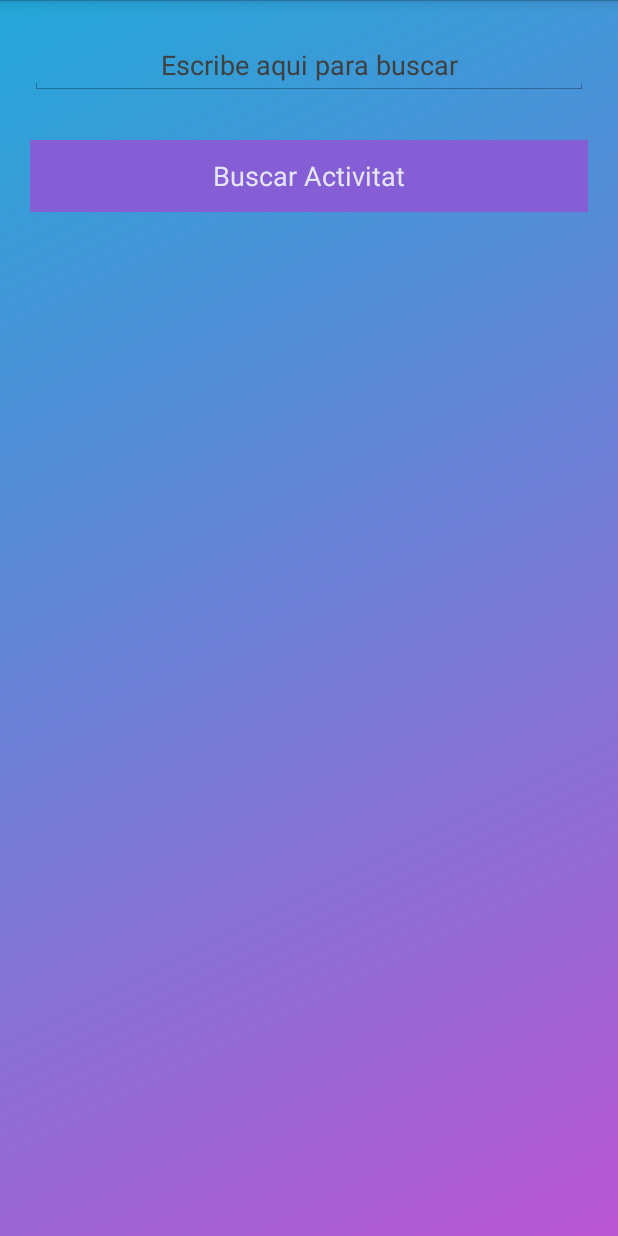
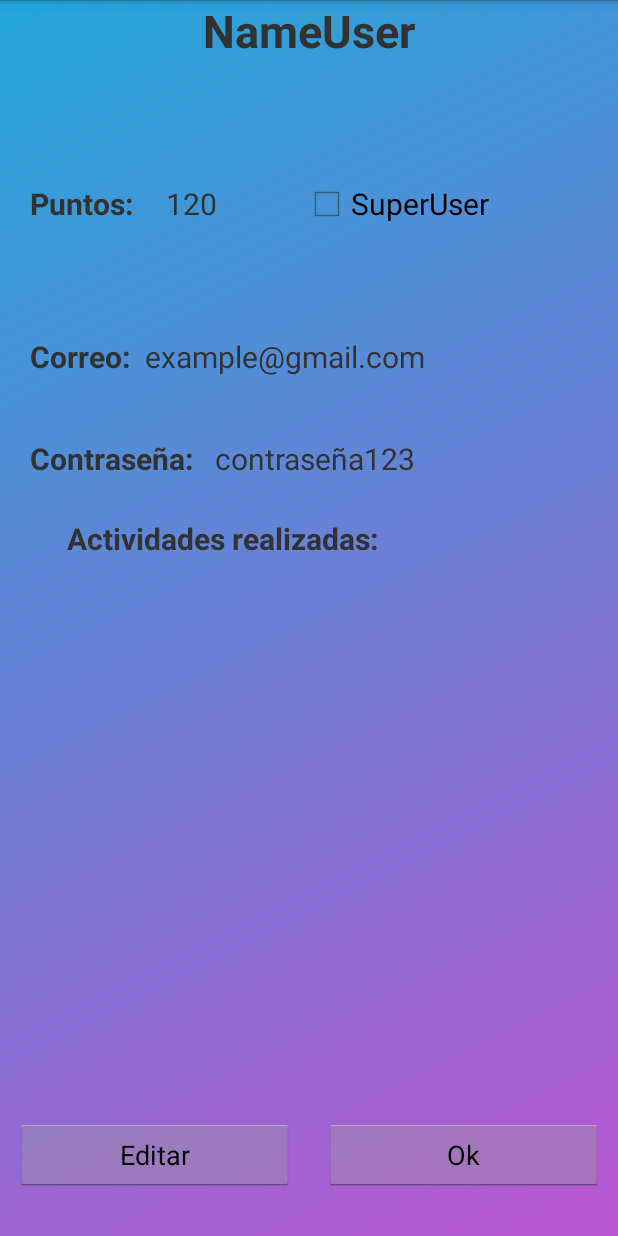
Before and after one commit to oloralibro/AndroidAPK, an Android app: the Perfil screen opened directly, with no data from a screen before it, on a phone screen of 412 x 824 dp. Run offline under Robolectric (Android 15) with nearby library versions, the light colour scheme and no system bars.

Commit message:
He afegit els canvis que ha fet el Jorge al perfil

```diff
--- a/app/src/main/java/com/paugonzalezmarti/www/oloralibro/MainActivity.java
+++ b/app/src/main/java/com/paugonzalezmarti/www/oloralibro/MainActivity.java
@@ -37,9 +37,7 @@ public class MainActivity extends Activity  {
         final EditText usuario = findViewById(R.id.etCorreo);
         final EditText contrasenya = findViewById(R.id.etPassword);
         Button logearse = (Button) findViewById(R.id.btnLoguear);
-
         //recuperem les dades de els usuaris per utilitzarlos despres
-        //todo hay que leer el los datos del fichero
         if (ActivityCompat.checkSelfPermission(this,Manifest.permission.WRITE_EXTERNAL_STORAGE)!= PackageManager.PERMISSION_GRANTED){
             ActivityCompat.requestPermissions(this,new String[]{Manifest.permission.WRITE_EXTERNAL_STORAGE}, REQUEST_ACCES_FINE);
         }
@@ -59,7 +57,7 @@ public class MainActivity extends Activity  {
                 boolean correcto = false;
                 boolean existe = false;
                 boolean noexiste = false;
-
+                int id = 0;
 
                     if ((user.isEmpty() && (pass.isEmpty()))){
                     Toast.makeText(MainActivity.this, "Siusplau introdueix un usuari i una contrasenya", LENGTH_SHORT).show();
@@ -71,14 +69,15 @@ public class MainActivity extends Activity  {
                 }else if (pass.isEmpty()){
                     Toast.makeText(MainActivity.this, "Siusplau introdueix una contrasenya", LENGTH_SHORT).show();
 
-                }else if((!pass.isEmpty())&&(!user.isEmpty())){
+                }else if((!pass.isEmpty())&&(!user.isEmpty())) {
+                        int i = 0;
                     for (Usuari item : usuaris) {
                         //mostrar que el usuari i o la contraseña es incorrecte
                         String iUsuari = item.getNomUsuari().toString();
                         String iContrasenya = item.getContrasenya().toString();
                         if ((user.equals(iUsuari)) && (pass.equals(iContrasenya))) {
                             correcto = true;
-
+                            id = i;
                         }
                         if(user.equals(iUsuari)&&(!pass.equals(iContrasenya))){
                             existe=true;
@@ -86,14 +85,17 @@ public class MainActivity extends Activity  {
                         if(!user.equals(iUsuari)&&(!pass.equals(iContrasenya))){
                             noexiste=true;
                         }
+                        i++;
                     }
 
-                    if (correcto==true){
+                    if (correcto==true) {
+                        Usuari usuari = usuaris[i];
                         Intent menu = new Intent(MainActivity.this, Menu.class);
+                        //menu.putExtra(usuari );
                         startActivity(menu);
-                    }else if(existe==true){
+                    }else if(existe==true) {
                         Toast.makeText(MainActivity.this, "La contraseña es incorrecte", LENGTH_SHORT).show();
-                    } else if(noexiste==true){
+                    } else if(noexiste==true) {
                         Toast.makeText(MainActivity.this, "El usuari no existex a la nostra base de dades", LENGTH_SHORT).show();
                     }
                 }
@@ -103,9 +105,9 @@ public class MainActivity extends Activity  {
     }
 
     @Override
-    public void onRequestPermissionsResult(int requestCode, @NonNull String[] permissions, @NonNull int[] grantResults){
+    public void onRequestPermissionsResult(int requestCode, @NonNull String[] permissions, @NonNull int[] grantResults) {
         super.onRequestPermissionsResult(requestCode,permissions, grantResults);
-        if (requestCode == REQUEST_ACCES_FINE ){
+        if (requestCode == REQUEST_ACCES_FINE ) {
             if (grantResults.length > 0 && grantResults[0] == PackageManager.PERMISSION_GRANTED){
                 Toast.makeText(this,"Permiso Concedido", Toast.LENGTH_SHORT).show();
             }else{
--- a/app/src/main/java/com/paugonzalezmarti/www/oloralibro/Perfil.java
+++ b/app/src/main/java/com/paugonzalezmarti/www/oloralibro/Perfil.java
@@ -2,11 +2,29 @@ package com.paugonzalezmarti.www.oloralibro;
 
 import android.app.Activity;
 import android.os.Bundle;
+import android.view.View;
+import android.widget.Button;
 
 public class Perfil extends Activity {
     @Override
     protected void onCreate(Bundle savedInstanceState) {
         super.onCreate(savedInstanceState);
-    setContentView(R.layout.buscador_activitats);                           //todo Aqui va el perfil
+        setContentView(R.layout.perfil);
+
+        Button buton_ok = (Button)findViewById(R.id.button_perfil_OK);
+        buton_ok.setOnClickListener(new View.OnClickListener()
+        {
+            @Override
+            public void onClick(View view)
+            {
+                try
+                {
+                    finish();
+                } catch (Throwable throwable)
+                {
+                    throwable.printStackTrace();
+                }
+            }
+        });
     }
 }
--- a/app/src/main/java/com/paugonzalezmarti/www/oloralibro/Usuari.java
+++ b/app/src/main/java/com/paugonzalezmarti/www/oloralibro/Usuari.java
@@ -87,6 +87,11 @@ public class Usuari {
     }
 
     @Override
+    protected Object clone() throws CloneNotSupportedException {
+        return super.clone();
+    }
+
+    @Override
     public String toString() {
         return "Usuari{" +
                 "id='" + id +
--- a/app/src/main/res/layout/perfil.xml
+++ b/app/src/main/res/layout/perfil.xml
@@ -1,7 +1,154 @@
-<RelativeLayout android:layout_height="match_parent"
+<LinearLayout
+    xmlns:android="http://schemas.android.com/apk/res/android"
     android:layout_width="match_parent"
-    android:orientation="vertical"
+    android:layout_height="match_parent"
     android:background="@drawable/grd_bg"
-    xmlns:android="http://schemas.android.com/apk/res/android">
+    android:orientation="vertical">
 
-</RelativeLayout>
+    <TextView
+        android:id="@+id/tv_perfil_NameUser"
+        android:layout_width="wrap_content"
+        android:layout_height="0dp"
+        android:layout_gravity="center"
+        android:layout_weight="0.5"
+        android:text="NameUser"
+        android:textSize="30sp"
+        android:textStyle="bold"/>
+
+    <LinearLayout
+        android:layout_width="match_parent"
+        android:layout_height="0dp"
+        android:layout_weight="1"
+        android:orientation="horizontal">
+
+        <TextView
+            android:layout_width="0dp"
+            android:layout_height="wrap_content"
+            android:layout_gravity="center_vertical"
+            android:layout_marginLeft="20dp"
+            android:layout_weight="1"
+            android:text="Puntos:"
+            android:textStyle="bold"
+            android:textSize="20sp"/>
+
+        <TextView
+            android:id="@+id/tv_perfil_Puntos"
+            android:layout_width="0dp"
+            android:layout_height="wrap_content"
+            android:layout_weight="1"
+            android:layout_margin="5dp"
+            android:layout_gravity="center_vertical"
+            android:text="120"
+            android:textSize="20sp"/>
+
+        <CheckBox
+            android:id="@+id/cb_perfil_SuperUser"
+            android:layout_width="wrap_content"
+            android:layout_height="wrap_content"
+            android:layout_gravity="center_vertical"
+            android:layout_weight="1"
+            android:text="SuperUser"
+            android:textSize="20sp"
+            />
+
+    </LinearLayout>
+
+    <LinearLayout
+        android:layout_width="match_parent"
+        android:layout_height="0dp"
+        android:layout_weight="0.5"
+        android:orientation="horizontal">
+
+        <TextView
+            android:layout_width="wrap_content"
+            android:layout_height="wrap_content"
+            android:text="Correo:"
+            android:textStyle="bold"
+            android:textSize="20sp"
+            android:layout_marginLeft="20dp"
+            android:layout_gravity="center"/>
+
+        <TextView
+            android:id="@+id/tv_perfil_Correo"
+            android:layout_width="0dp"
+            android:layout_weight="1"
+            android:layout_height="wrap_content"
+            android:text="example@gmail.com"
+            android:layout_gravity="center"
+            android:textSize="20sp"
+            android:layout_marginLeft="10dp"/>
+
+    </LinearLayout>
+
+    <LinearLayout
+        android:layout_width="match_parent"
+        android:layout_height="0dp"
+        android:layout_weight="0.5"
+        android:orientation="horizontal">
+
+        <TextView
+            android:layout_width="wrap_content"
+            android:layout_height="wrap_content"
+            android:text="Contraseña: "
+            android:textStyle="bold"
+            android:layout_gravity="center"
+            android:textSize="20sp"
+            android:layout_marginLeft="20dp" />
+
+        <TextView
+            android:id="@+id/tv_perfil_Password"
+            android:layout_width="wrap_content"
+            android:layout_height="wrap_content"
+            android:layout_weight="1"
+            android:text="contraseña123"
+            android:textSize="20sp"
+            android:layout_margin="10dp"
+            android:layout_gravity="center"/>
+    </LinearLayout>
+
+    <TextView
+        android:layout_width="match_parent"
+        android:layout_height="0dp"
+        android:layout_gravity="center_horizontal"
+        android:layout_weight="0.5"
+        android:layout_marginLeft="30dp"
+        android:layout_marginTop="5dp"
+        android:text="Actividades realizadas:"
+        android:textSize="20sp"
+        android:textStyle="bold"/>
+
+    <ListView
+        android:id="@+id/lv_perfil_Actividades"
+        android:layout_width="wrap_content"
+        android:layout_height="0dp"
+        android:layout_weight="2"
+        android:layout_gravity="center">
+    </ListView>
+
+    <LinearLayout
+        android:layout_width="match_parent"
+        android:layout_height="0dp"
+        android:layout_gravity="bottom"
+        android:layout_weight="1"
+        android:orientation="horizontal">
+
+        <Button
+            android:id="@+id/button_perfil_Editar"
+            android:layout_width="0dp"
+            android:layout_height="wrap_content"
+            android:layout_weight="1"
+            android:layout_margin="10dp"
+            android:text="Editar"
+            android:layout_gravity="bottom"/>
+
+        <Button
+            android:id="@+id/button_perfil_OK"
+            android:layout_width="0dp"
+            android:layout_margin="10dp"
+            android:layout_height="wrap_content"
+            android:layout_weight="1"
+            android:layout_gravity="bottom"
+            android:text="Ok"/>
+    </LinearLayout>
+
+</LinearLayout>
```
Also changed, not shown: app/src/main/java/com/paugonzalezmarti/www/oloralibro/JsonManage.java (+0 -9 lines).
